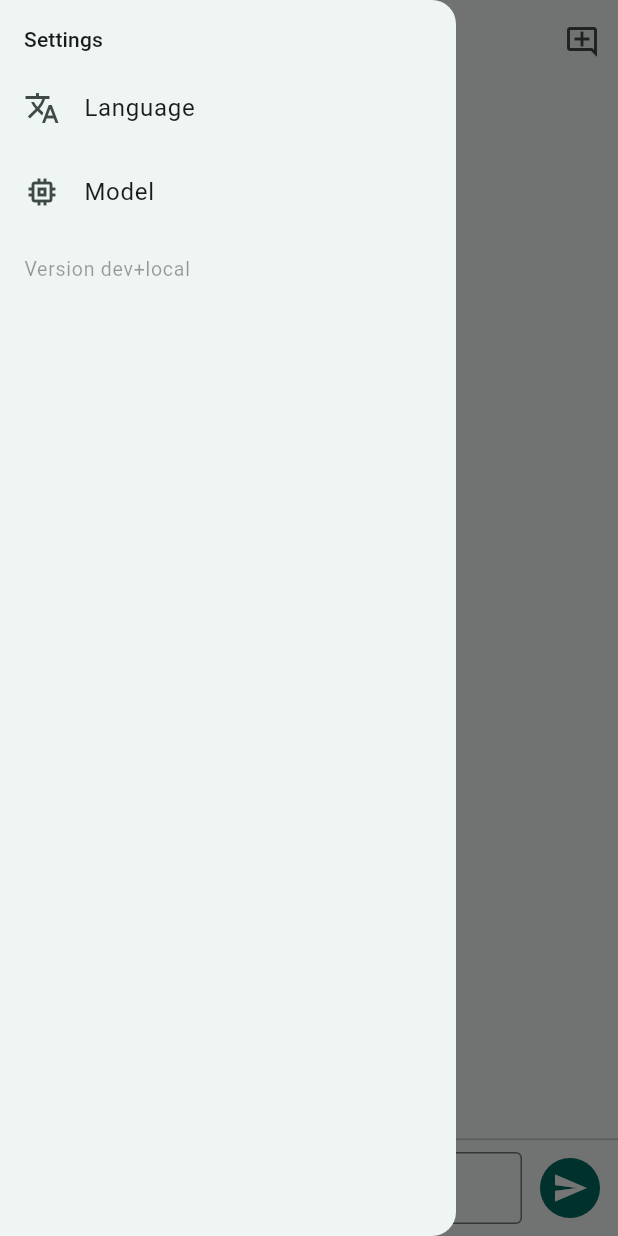
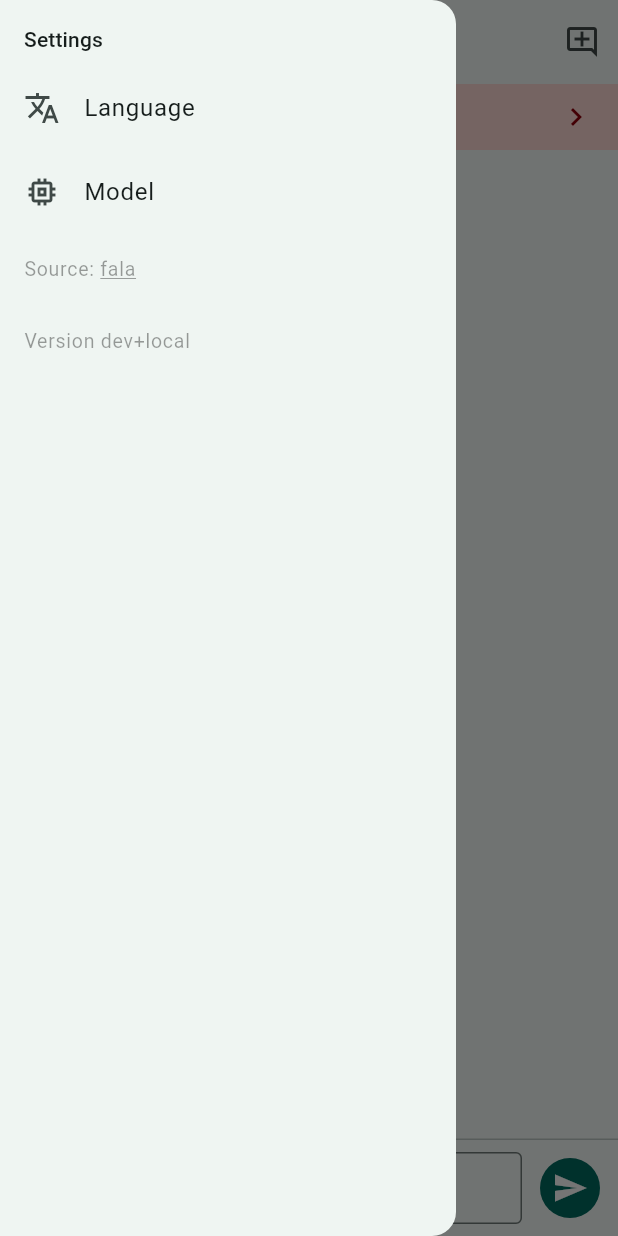
Before and after one commit to Pitrified/fala-language-tutor, a Flutter app: the ConversationScreen screen opened by its route, with the side drawer open, on a phone screen of 412 x 824 dp. Run offline on Flutter 3.47's test engine with Material 3 defaults, Android fonts, the phone set to English and light mode, and no system bars; our stand-ins replace flutter_riverpod, flutter_secure_storage, freezed_annotation, go_router, hive, hive_flutter; missing offline and left inert: openai_dart; accounts and stored records are empty; generated files the repository leaves out were written again.

Commit message:
Prompt for model setup when the key is missing; link the source in the drawer
The welcome button reads "Setup model" and opens the Model page while the
selected engine needs a key and none is stored; the conversation shows a red
"Model setup needed" strip under the app bar for the same case. The drawer
gets a "Source: fala" link to the public repository, through url_launcher.

Co-Authored-By: Claude Opus 5.5 <noreply@anthropic.com>
Claude-Session: https://claude.ai/code/session_017SavMvSBp2orTpJANzV16y

```diff
--- a/lib/build_info.dart
+++ b/lib/build_info.dart
@@ -12,6 +12,10 @@ const String appCommit = String.fromEnvironment(
   defaultValue: 'local',
 );
 
+/// The public repository, linked from the drawer so a user can read what the
+/// app does with their API key.
+const String sourceRepoUrl = 'https://github.com/Pitrified/fala-language-tutor';
+
 /// What the app shows as its version, for example `0.0.1+a739b0e1`. A build
 /// without the defines, such as a plain `flutter run`, shows `dev+local`.
 const String appVersionLabel = '$appVersion+$appCommit';
--- a/lib/screens/conversation/conversation_screen.dart
+++ b/lib/screens/conversation/conversation_screen.dart
@@ -14,7 +14,9 @@ import '../../services/inference/structured_stream_engine.dart';
 import '../settings/settings_entries.dart';
 import 'widgets/correction_card.dart';
 import 'widgets/message_bubble.dart';
+import 'widgets/model_setup_banner.dart';
 import 'widgets/resume_choice.dart';
+import 'widgets/source_link.dart';
 import 'widgets/streaming_reply_view.dart';
 import 'widgets/streaming_tutor_entry.dart';
 import 'widgets/topic_picker_sheet.dart';
@@ -243,6 +245,8 @@ class _ConversationScreenState extends ConsumerState<ConversationScreen>
       drawer: const _AppDrawer(),
       body: Column(
         children: [
+          if (ref.watch(modelSetupNeededProvider) ?? false)
+            const ModelSetupBanner(),
           if (resumable != null)
             Expanded(
               child: ResumeChoice(
@@ -470,6 +474,7 @@ class _AppDrawer extends StatelessWidget {
               ),
             ),
             const SettingsEntries(),
+            const SourceLink(),
             const ListTile(
               dense: true,
               enabled: false,
--- /dev/null
+++ b/lib/screens/conversation/widgets/model_setup_banner.dart
@@ -0,0 +1,37 @@
+import 'package:flutter/material.dart';
+import 'package:go_router/go_router.dart';
+
+import '../../../app.dart';
+
+/// Red strip under the app bar while the selected engine needs setup (a key
+/// that is not stored). Tapping it opens the Model page.
+class ModelSetupBanner extends StatelessWidget {
+  const ModelSetupBanner({super.key});
+
+  @override
+  Widget build(BuildContext context) {
+    final scheme = Theme.of(context).colorScheme;
+    return Material(
+      color: scheme.errorContainer,
+      child: InkWell(
+        onTap: () => context.push(AppRoutes.modelSettings),
+        child: Padding(
+          padding: const EdgeInsets.symmetric(horizontal: 16, vertical: 10),
+          child: Row(
+            children: [
+              Icon(Icons.priority_high, color: scheme.error),
+              const SizedBox(width: 8),
+              Expanded(
+                child: Text(
+                  'Model setup needed',
+                  style: TextStyle(color: scheme.onErrorContainer),
+                ),
+              ),
+              Icon(Icons.chevron_right, color: scheme.onErrorContainer),
+            ],
+          ),
+        ),
+      ),
+    );
+  }
+}
--- /dev/null
+++ b/lib/screens/conversation/widgets/source_link.dart
@@ -0,0 +1,38 @@
+import 'package:flutter/material.dart';
+import 'package:url_launcher/url_launcher.dart';
+
+import '../../../build_info.dart';
+
+/// "Source: fala" in the drawer, in the grey of the version line, with "fala"
+/// underlined. Tapping it opens [sourceRepoUrl] in the browser.
+class SourceLink extends StatelessWidget {
+  const SourceLink({super.key});
+
+  @override
+  Widget build(BuildContext context) {
+    final grey = Theme.of(context).disabledColor;
+    return ListTile(
+      dense: true,
+      title: Text.rich(
+        TextSpan(
+          text: 'Source: ',
+          style: TextStyle(color: grey),
+          children: [
+            TextSpan(
+              text: 'fala',
+              style: TextStyle(
+                color: grey,
+                decoration: TextDecoration.underline,
+                decorationColor: grey,
+              ),
+            ),
+          ],
+        ),
+      ),
+      onTap: () => launchUrl(
+        Uri.parse(sourceRepoUrl),
+        mode: LaunchMode.externalApplication,
+      ),
+    );
+  }
+}
--- a/lib/screens/settings/model_settings_screen.dart
+++ b/lib/screens/settings/model_settings_screen.dart
@@ -121,6 +121,7 @@ class _OpenAiSectionState extends ConsumerState<_OpenAiSection> {
     await ref
         .read(openaiModelProvider.notifier)
         .setModel(_modelController.text);
+    ref.invalidate(apiKeyPresentProvider);
     await _refreshKeyStatus();
     messenger.showSnackBar(const SnackBar(content: Text('Settings saved.')));
   }
@@ -129,6 +130,7 @@ class _OpenAiSectionState extends ConsumerState<_OpenAiSection> {
     final messenger = ScaffoldMessenger.of(context);
     await ref.read(apiKeyStoreProvider).clear();
     _keyController.clear();
+    ref.invalidate(apiKeyPresentProvider);
     await _refreshKeyStatus();
     messenger.showSnackBar(
       const SnackBar(content: Text('OpenAI key cleared.')),
--- a/pubspec.yaml
+++ b/pubspec.yaml
@@ -17,6 +17,7 @@ dependencies:
   hive_flutter:
   json_annotation:
   openai_dart:
+  url_launcher: ^6.3.2
 
 dev_dependencies:
   build_runner:
```
Also changed, not shown: lib/providers/settings_provider.dart (+15 -0 lines), lib/screens/welcome/welcome_screen.dart (+16 -5 lines), lib/services/inference/engine_kind.dart (+10 -0 lines), pubspec.lock, 9 other files.
